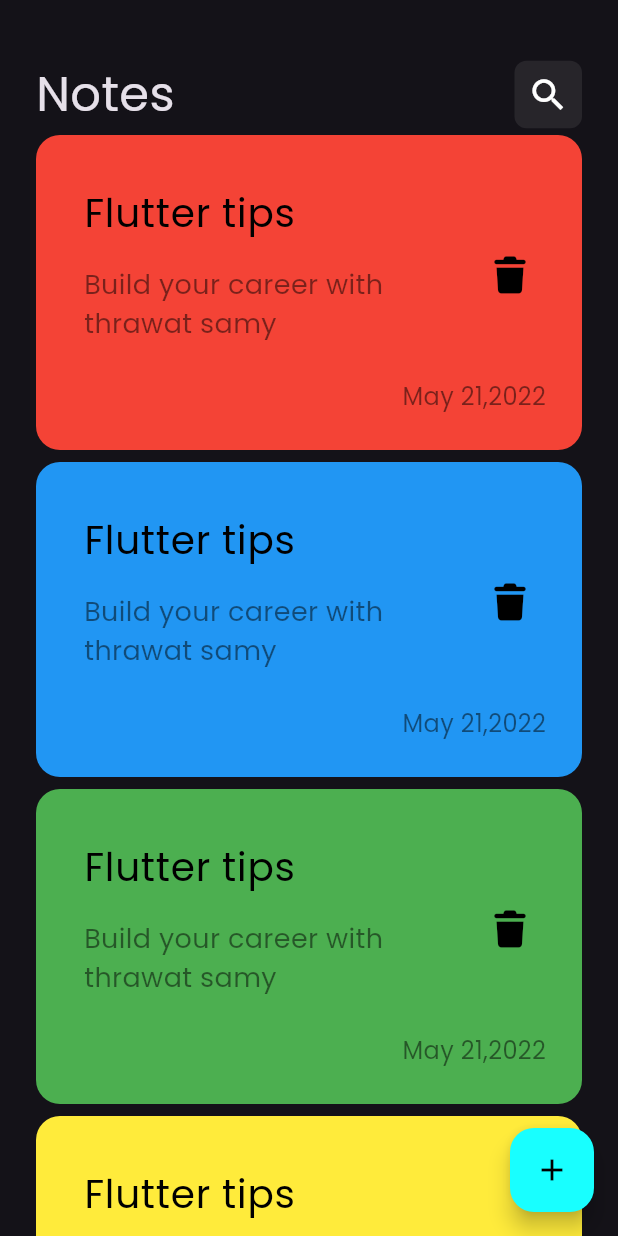
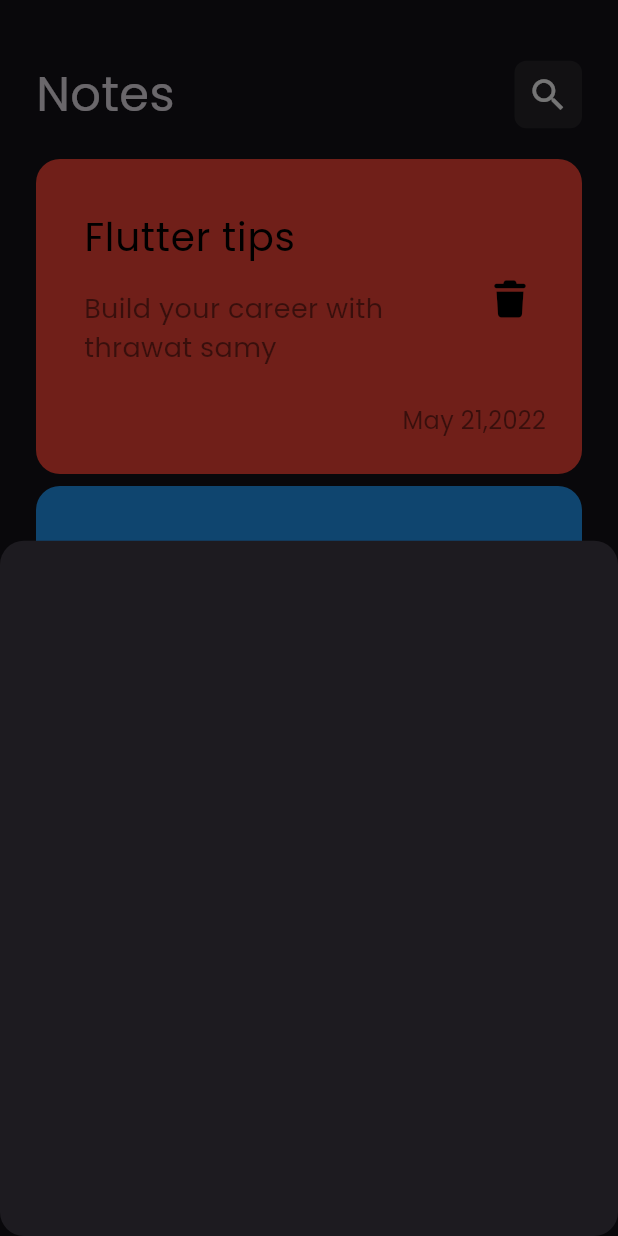
Before and after one commit to Mohamed68Mohamed68/notes_app, a Flutter app: the screen it shows after launch, after a tap on the "add" icon, on a phone screen of 412 x 824 dp. Run offline on Flutter 3.47's test engine with Material 3 defaults, Android fonts, the phone set to English and light mode, and no system bars; our stand-ins replace font_awesome_flutter.

Commit message:
show modal buttom sheet and add border radius

```diff
--- a/lib/views/notes_view.dart
+++ b/lib/views/notes_view.dart
@@ -1,4 +1,5 @@
 import 'package:flutter/material.dart';
+import 'package:notes_app/views/widgets/add_note_bottom_sheet.dart';
 import 'package:notes_app/views/widgets/notes_view_body.dart';
 
 class NotesView extends StatelessWidget {
@@ -8,12 +9,21 @@ class NotesView extends StatelessWidget {
   Widget build(BuildContext context) {
     return Scaffold(
       floatingActionButton: FloatingActionButton(
-        onPressed: () {},
+        onPressed: () {
+          showModalBottomSheet(
+              shape: RoundedRectangleBorder(
+                borderRadius: BorderRadius.circular(16),
+              ),
+              context: context,
+              builder: (context) {
+                return addNoteBottomSheet();
+              });
+        },
+        backgroundColor: Colors.cyanAccent,
         child: Icon(
           Icons.add,
           color: Colors.black,
         ),
-        backgroundColor: Colors.cyanAccent,
       ),
       body: NotesViewBody(),
     );
--- /dev/null
+++ b/lib/views/widgets/add_note_bottom_sheet.dart
@@ -0,0 +1,11 @@
+import 'package:flutter/material.dart';
+
+
+class addNoteBottomSheet extends StatelessWidget {
+  const addNoteBottomSheet({super.key});
+
+  @override
+  Widget build(BuildContext context) {
+    return Container();
+  }
+}
--- a/lib/views/widgets/notes_list_view.dart
+++ b/lib/views/widgets/notes_list_view.dart
@@ -23,7 +23,10 @@ class NotesListView extends StatelessWidget {
   ];
   @override
   Widget build(BuildContext context) {
-    return ListView.builder(
+    return Padding(
+      padding: const EdgeInsets.symmetric(vertical: 16),
+      child: ListView.builder(
+        padding: EdgeInsets.zero,
         itemCount: 10,
         itemBuilder: (context, index) {
           return Padding(
@@ -33,6 +36,7 @@ class NotesListView extends StatelessWidget {
             ),
           );
         },
+      ),
     );
   }
 }
```
Lines whose indentation alone changed are shown as unchanged.
